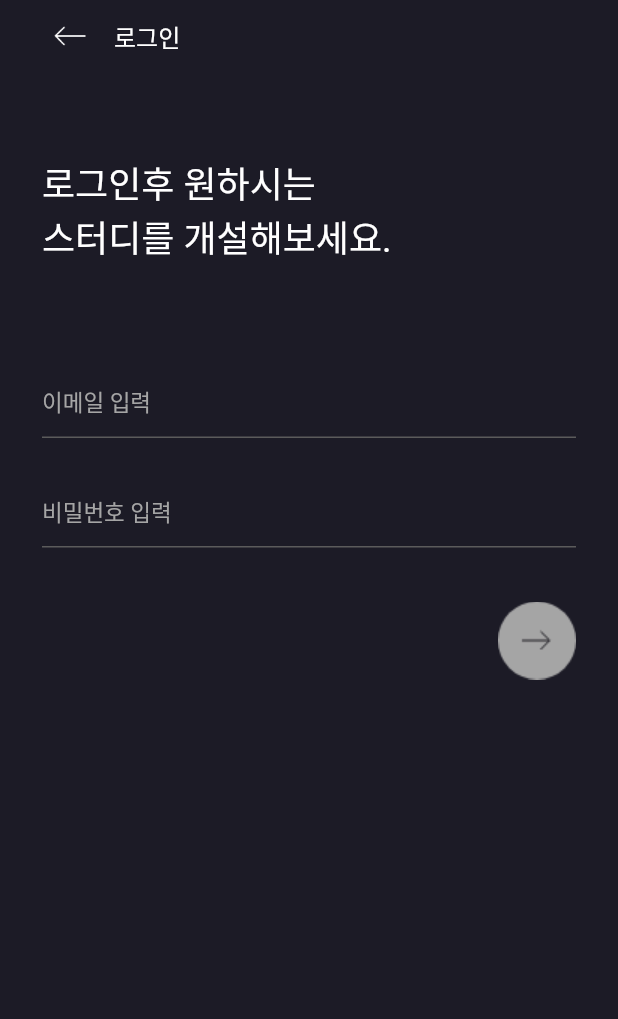
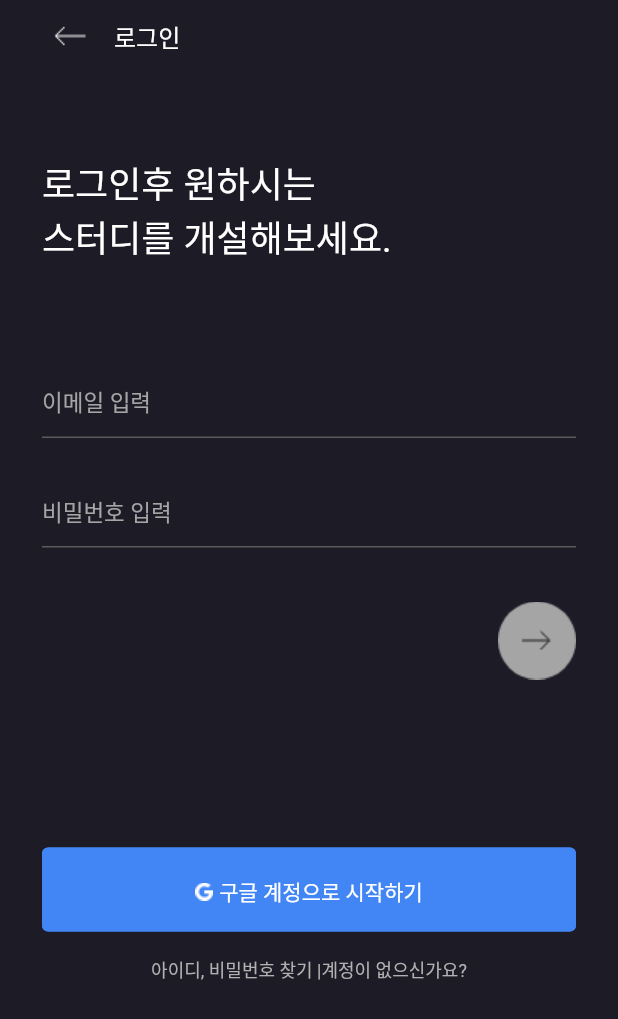
Before and after one commit to JOIN-M-Y/Mobile, a Flutter app: the screen it shows after launch, on a phone screen of 412 x 824 dp. Shown: the top 1019 px of the screen. Run offline on Flutter 3.47's test engine with Material 2 defaults, Android fonts, the phone set to English and light mode, and no system bars; our stand-ins replace google_sign_in, rxdart; missing offline and left inert: flare_splash_screen.

Commit message:
Add : 로그인 화면 구글 로그인, ios 디자인 적용

```diff
--- a/lib/page/loginPage.dart
+++ b/lib/page/loginPage.dart
@@ -22,11 +22,56 @@ class _LoginPage extends State<LoginPage> {
               description(),
               inputEmailForm(),
               inputPasswordForm(),
-              loginButton()
+              loginButton(),
+              googleLoginButton(),
+              idPwFindORSignIn()
             ],
           )),
         ));
   }
+}
+
+Widget idPwFindORSignIn() {
+  return Container(
+    margin: EdgeInsets.only(top: 16),
+    child: Row(
+      mainAxisAlignment: MainAxisAlignment.center,
+      children: <Widget>[
+        Text("아이디, 비밀번호 찾기 |", style: TextStyle(
+            fontSize: 12, color: Color.fromRGBO(177, 177, 177, 1))),
+        Text("계정이 없으신가요?", style: TextStyle(
+            fontSize: 12, color: Color.fromRGBO(177, 177, 177, 1)),)
+      ],
+    ),
+  );
+}
+
+Widget googleLoginButton() {
+  return Container(
+    margin: EdgeInsets.only(top: 112),
+    child: FlatButton(
+      onPressed: () {
+
+      },
+      color: Color.fromRGBO(66, 134, 245, 1),
+      padding: EdgeInsets.only(top: 19, bottom: 16),
+      shape: RoundedRectangleBorder(
+          borderRadius: BorderRadius.circular(4),
+          side: BorderSide(color: Color.fromRGBO(66, 134, 245, 1))
+      ),
+      child: Row(
+        mainAxisSize: MainAxisSize.max,
+        mainAxisAlignment: MainAxisAlignment.center,
+        children: <Widget>[
+          Container(
+              margin: EdgeInsets.only(right: 4),
+              child: Image.asset("images/ic_google.png")),
+          Text("구글 계정으로 시작하기", style: TextStyle(
+              color: Colors.white, fontSize: 14, fontWeight: FontWeight.w400))
+        ],
+      ),
+    ),
+  );
 }
 
 Widget loginButton() {
```
Also changed, not shown: images/2.0x/arrow_left@2x.png (renamed from images/2.0x/arrow_left.png), images/2.0x/ic_google@2x.png (added), images/3.0x/arrow_left@3x.png (renamed from images/3.0x/arrow_left.png), images/3.0x/btn_login_disabled@3x.png (renamed from images/2.0x/btn_login_disabled@3x.png), images/3.0x/ic_google@3x.png (added), images/ic_google.png (added).
